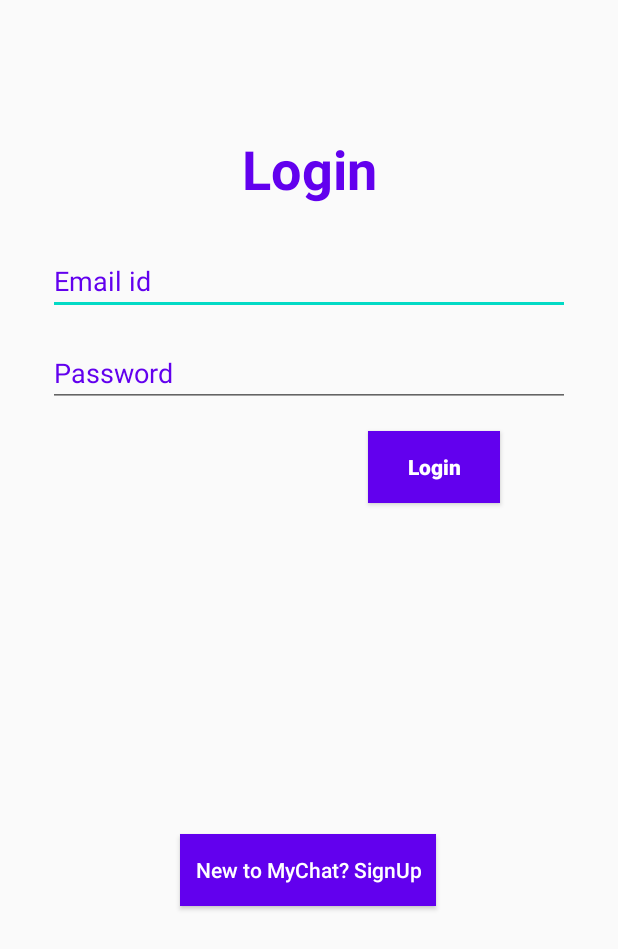
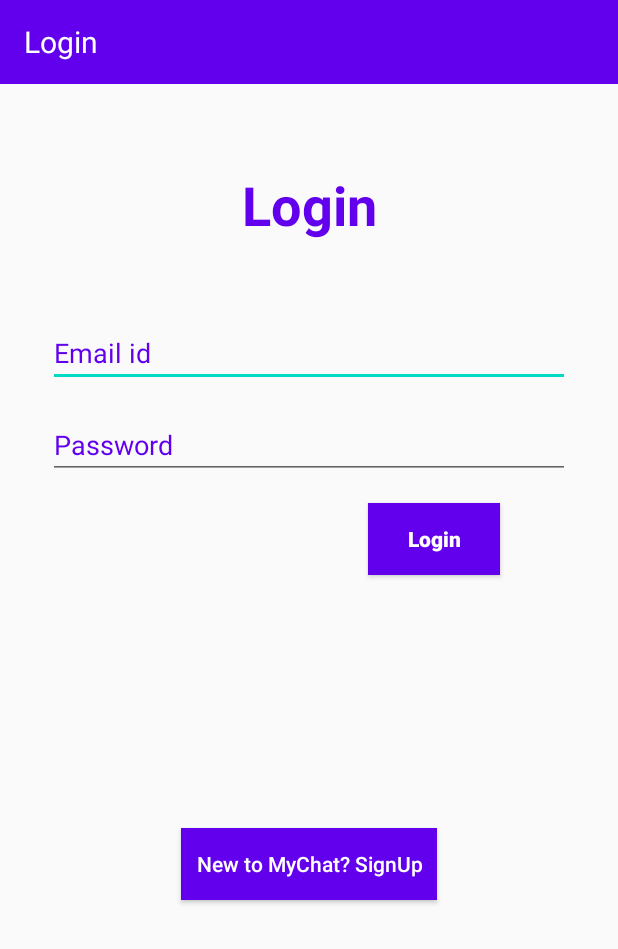
Before and after one commit to Hemant-sood/MyChats, an Android app: the layout activity_login.xml on its own in the app's theme, with its tools: preview values and no code run, on a phone screen of 412 x 824 dp. Shown: the top 949 px of the screen. Run offline under Robolectric (Android 15) with nearby library versions, the phone set to English and light mode, and no system bars.

Commit message:
Ui upgraded and Toolbar updated

```diff
--- a/app/src/main/java/com/example/mychats/Login_Or_SignUp/LoginActivity.java
+++ b/app/src/main/java/com/example/mychats/Login_Or_SignUp/LoginActivity.java
@@ -3,6 +3,7 @@
 
 import androidx.annotation.NonNull;
 import androidx.appcompat.app.AppCompatActivity;
+import androidx.appcompat.widget.Toolbar;
 
 import android.app.ProgressDialog;
 import android.content.Intent;
@@ -30,6 +31,7 @@
     private Button loginButton, signUpButton;
     private String email, password;
     private ProgressDialog mProgressDialog;
+
     @Override
     protected void onCreate(Bundle savedInstanceState) {
         super.onCreate(savedInstanceState);
@@ -79,6 +81,7 @@
         signUpButton = findViewById(R.id.signup_button1);
 
         mProgressDialog = new ProgressDialog(this);
+
     }
 
     public void login(final View view){
--- a/app/src/main/java/com/example/mychats/Login_Or_SignUp/SignUp.java
+++ b/app/src/main/java/com/example/mychats/Login_Or_SignUp/SignUp.java
@@ -2,6 +2,7 @@
 
 import androidx.annotation.NonNull;
 import androidx.appcompat.app.AppCompatActivity;
+import androidx.appcompat.widget.Toolbar;
 
 import android.app.ProgressDialog;
 import android.content.Intent;
@@ -29,10 +30,13 @@
     private String email, password, name;
     private ProgressDialog mProgressDialog;
 
+
     @Override
     protected void onCreate(Bundle savedInstanceState) {
         super.onCreate(savedInstanceState);
         setContentView(R.layout.activity_sign_up);
+        mAuth = FirebaseAuth.getInstance();
+
 
         init(); // For initialization
 
@@ -51,7 +55,7 @@
                     finish();
                 }
                 else{
-                    Snackbar.make(view, "Both fields are mandatory", Snackbar.LENGTH_LONG).show();
+                    Snackbar.make(view, "All fields are mandatory", Snackbar.LENGTH_LONG).show();
                 }
             }
         });
--- a/app/src/main/res/layout/activity_login.xml
+++ b/app/src/main/res/layout/activity_login.xml
@@ -6,13 +6,18 @@
     android:layout_height="match_parent"
     tools:context=".Login_Or_SignUp.LoginActivity">
 
+
+    <include
+        android:id="@+id/toolbar"
+        layout="@layout/login_toolbar"/>
+
     <TextView
         android:id="@+id/email_ID"
         android:layout_width="0dp"
         android:layout_height="wrap_content"
         android:layout_marginStart="32dp"
         android:layout_marginLeft="32dp"
-        android:layout_marginTop="88dp"
+        android:layout_marginTop="56dp"
         android:layout_marginEnd="32dp"
         android:layout_marginRight="32dp"
         android:gravity="center"
@@ -21,8 +26,9 @@
         android:textSize="36sp"
         android:textStyle="bold"
         app:layout_constraintEnd_toEndOf="parent"
+        app:layout_constraintHorizontal_bias="0.0"
         app:layout_constraintStart_toStartOf="parent"
-        app:layout_constraintTop_toTopOf="parent" />
+        app:layout_constraintTop_toBottomOf="@+id/toolbar" />
 
     <EditText
         android:id="@+id/login_email_id"
@@ -30,7 +36,7 @@
         android:layout_height="wrap_content"
         android:layout_marginStart="32dp"
         android:layout_marginLeft="32dp"
-        android:layout_marginTop="28dp"
+        android:layout_marginTop="52dp"
         android:layout_marginEnd="32dp"
         android:layout_marginRight="32dp"
         android:ems="10"
@@ -90,7 +96,7 @@
         android:textColor="#FFFFFF"
         app:layout_constraintBottom_toBottomOf="parent"
         app:layout_constraintEnd_toEndOf="parent"
-        app:layout_constraintHorizontal_bias="0.497"
         app:layout_constraintStart_toStartOf="parent"
-        app:layout_constraintTop_toBottomOf="@+id/login_button1" />
+        app:layout_constraintTop_toBottomOf="@+id/login_button1"
+        app:layout_constraintVertical_bias="0.429" />
 </androidx.constraintlayout.widget.ConstraintLayout>
--- a/app/src/main/res/layout/activity_sign_up.xml
+++ b/app/src/main/res/layout/activity_sign_up.xml
@@ -6,6 +6,9 @@
     android:layout_height="match_parent"
     tools:context=".Login_Or_SignUp.SignUp">
 
+    <include
+        android:id="@+id/toolbarsignup"
+        layout="@layout/signup_toolbar"/>
 
     <TextView
         android:id="@+id/signup"
--- /dev/null
+++ b/app/src/main/res/layout/login_toolbar.xml
@@ -0,0 +1,22 @@
+<?xml version="1.0" encoding="utf-8"?>
+<androidx.appcompat.widget.Toolbar xmlns:android="http://schemas.android.com/apk/res/android"
+
+    xmlns:local="http://schemas.android.com/apk/res-auto"
+    android:id="@+id/toolbarlogin"
+    android:layout_width="match_parent"
+    android:layout_height="wrap_content"
+    android:background="@color/colorPrimary"
+    android:minHeight="?attr/actionBarSize"
+    local:popupTheme="@style/Theme.AppCompat.Light.NoActionBar"
+    local:theme="@style/ThemeOverlay.AppCompat.Dark">
+
+    <TextView
+        android:id="@+id/textview2"
+        android:layout_width="match_parent"
+        android:layout_height="wrap_content"
+        android:text="@string/login"
+        android:textColor="@color/white"
+        android:textSize="20sp"
+        />
+
+</androidx.appcompat.widget.Toolbar>
--- a/app/src/main/res/values/colors.xml
+++ b/app/src/main/res/values/colors.xml
@@ -3,4 +3,6 @@
     <color name="colorPrimary">#6200EE</color>
     <color name="colorPrimaryDark">#3700B3</color>
     <color name="colorAccent">#03DAC5</color>
+    <color name="white">#ffffff</color>
+    <color name="black">#000000</color>
 </resources>
--- a/app/src/main/res/values/styles.xml
+++ b/app/src/main/res/values/styles.xml
@@ -5,6 +5,10 @@
         <item name="colorPrimary">@color/colorPrimary</item>
         <item name="colorPrimaryDark">@color/colorPrimaryDark</item>
         <item name="colorAccent">@color/colorAccent</item>
+        <item name="windowActionBar">false</item>
+        <item name="windowNoTitle">true</item>
+
+
     </style>
 
 </resources>
--- a/build.gradle
+++ b/build.gradle
@@ -8,6 +8,7 @@
         classpath "com.android.tools.build:gradle:4.0.1"
         classpath 'com.google.gms:google-services:4.2.0'
         classpath 'com.google.gms:google-services:4.3.4'
+
 
         // NOTE: Do not place your application dependencies here; they belong
         // in the individual module build.gradle files
```
Also changed, not shown: app/src/main/java/com/example/mychats/MainActivity.java (+9 -1 lines), app/src/main/res/layout/activity_main.xml (+7 -1 lines), app/src/main/res/layout/main_toolbar.xml (added, +22 -0 lines), app/src/main/res/layout/signup_toolbar.xml (added, +22 -0 lines).
